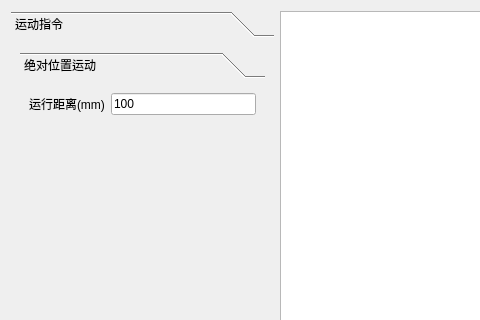
First picture: the form in src/form.ui, repository eeyoo/step-servo-tuner, before the edit; both pictures show x 0 to 480 and y 0 to 320 of the 816 by 552 pixel window.
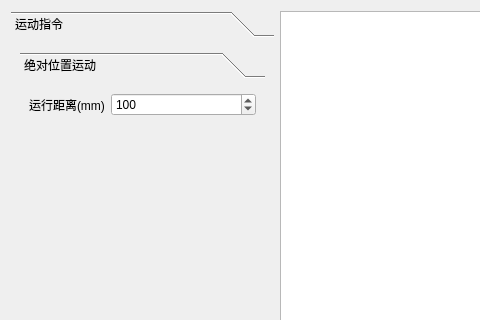
Second picture: the form after the edit. The open tabs and pages were chosen to show the change.

Commit message: 实现位移与脉冲数转换

Diff of the .ui file:
```diff
--- a/src/form.ui
+++ b/src/form.ui
@@ -42,8 +42,8 @@
            <rect>
             <x>0</x>
             <y>0</y>
-            <width>137</width>
-            <height>75</height>
+            <width>246</width>
+            <height>334</height>
            </rect>
           </property>
           <attribute name="label">
@@ -60,9 +60,15 @@
               </widget>
              </item>
              <item>
-              <widget class="QLineEdit" name="absMoveDistance">
-               <property name="text">
-                <string>100</string>
+              <widget class="QSpinBox" name="absMoveDistance">
+               <property name="minimum">
+                <number>1</number>
+               </property>
+               <property name="maximum">
+                <number>10000</number>
+               </property>
+               <property name="value">
+                <number>100</number>
                </property>
               </widget>
              </item>
```
Left out of the diff: 38 changed lines with no effect on the pictures. The commit also changes 2 other files.
